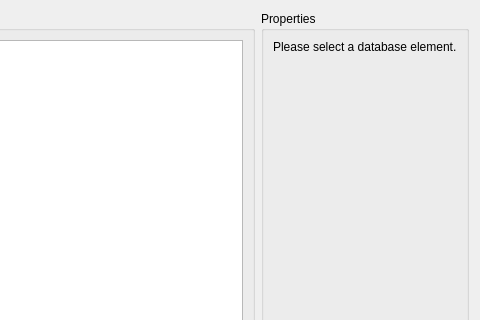
Old version of the form SIM-VICUS/src/SVDBConstructionEditDialog.ui in the repository ghorwin/SIM-VICUS; both pictures show x 504 to 984 and y 0 to 320 of the 984 by 459 pixel window.
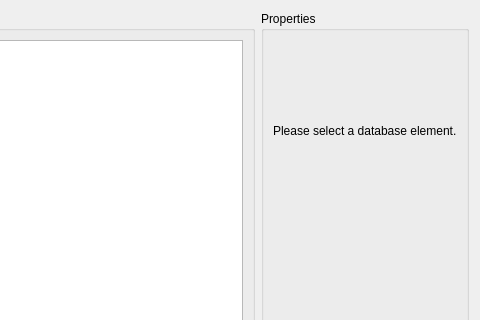
New version of the form. Icons and pictures are not drawn. Custom widgets are drawn as their Qt base class.

Commit message: Integrated edit widget.

```diff
--- a/SIM-VICUS/src/SVDBConstructionEditDialog.ui
+++ b/SIM-VICUS/src/SVDBConstructionEditDialog.ui
@@ -117,17 +117,7 @@
        </widget>
       </item>
       <item>
-       <spacer name="verticalSpacer">
-        <property name="orientation">
-         <enum>Qt::Vertical</enum>
-        </property>
-        <property name="sizeHint" stdset="0">
-         <size>
-          <width>20</width>
-          <height>338</height>
-         </size>
-        </property>
-       </spacer>
+       <widget class="SVDBConstructionEditWidget" name="editWidget" native="true"/>
       </item>
      </layout>
     </widget>
@@ -172,6 +162,14 @@
    </item>
   </layout>
  </widget>
+ <customwidgets>
+  <customwidget>
+   <class>SVDBConstructionEditWidget</class>
+   <extends>QWidget</extends>
+   <header>SVDBConstructionEditWidget.h</header>
+   <container>1</container>
+  </customwidget>
+ </customwidgets>
  <resources>
   <include location="../resources/SIM-VICUS.qrc"/>
  </resources>
```
The commit also changes 5 other files.
